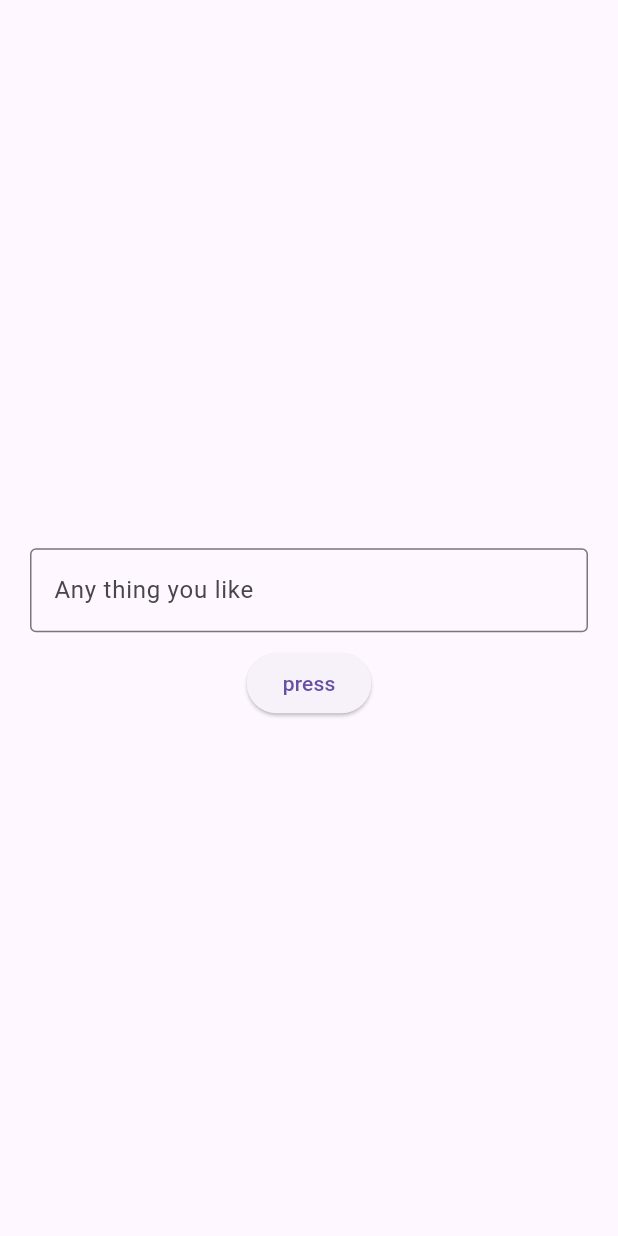
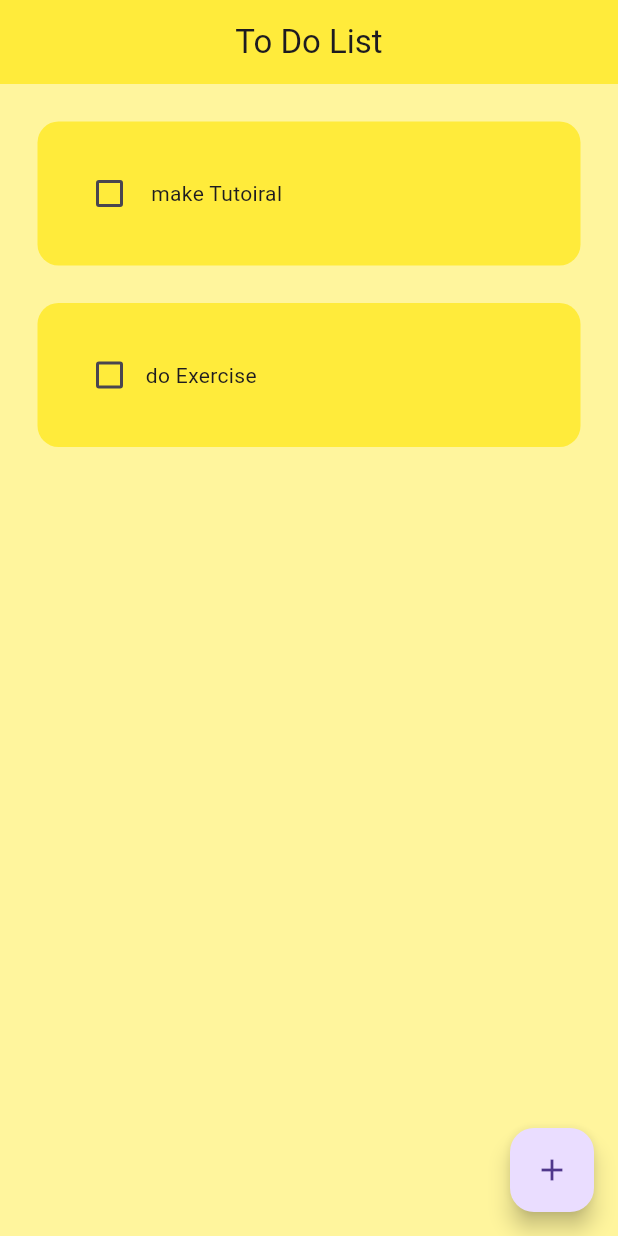
Before and after one commit to sabin79/UI-ecommerce, a Flutter app: the screen it shows after launch, on a phone screen of 412 x 824 dp. Run offline on Flutter 3.47's test engine with Material 3 defaults, Android fonts, the phone set to English and light mode, and no system bars; drawn by our look-alikes of flutter_slidable; our stand-ins replace hive_flutter; accounts and stored records are empty.

Commit message:
todolist

```diff
--- /dev/null
+++ b/lib/data/database.dart
@@ -0,0 +1,26 @@
+import 'package:hive_flutter/hive_flutter.dart';
+
+class ToDoDataBase {
+  List ToDoList = [];
+
+  // refrence  our box
+
+  final _myBox = Hive.box("myBox");
+  // run this method if this is the first time very opening this app
+  void createInitialData() {
+    ToDoList = [
+      [" make Tutoiral", false],
+      ["do Exercise", false],
+    ];
+  }
+
+  // load the data from the database
+  void LoadData() {
+    ToDoList = _myBox.get("TODOLIST");
+  }
+
+  // update the database
+  void updateDataBae() {
+    _myBox.put("TODOLIST", ToDoList);
+  }
+}
--- a/lib/main.dart
+++ b/lib/main.dart
@@ -1,17 +1,23 @@
 import 'package:flutter/material.dart';
+import 'package:hive_flutter/hive_flutter.dart';
+import 'pages/todopage.dart';
 
-import 'todopage.dart';
+void main() async {
+  await Hive.initFlutter();
 
-void main() {
-  runApp(MyApp());
+  // open box
+  var box = await Hive.openBox("mybox");
+
+  runApp(const MyApp());
 }
 
 class MyApp extends StatelessWidget {
-  MyApp({super.key});
-  String name = "Sabin  Dahal";
-  int age = 23;
-  double pi = 3.14159;
-  bool isBeginer = true;
+  const MyApp({super.key});
+
+  // String name = "Sabin  Dahal";
+  // int age = 23;
+  // double pi = 3.14159;
+  // bool isBeginer = true;
 
 /*
 Basic  Math Operators
@@ -135,7 +141,10 @@
 
   @override
   Widget build(BuildContext context) {
-    return const MaterialApp(
-        debugShowCheckedModeBanner: false, home: ToDoPage());
+    return MaterialApp(
+      debugShowCheckedModeBanner: false,
+      home: const ToDoPage(),
+      theme: ThemeData(primarySwatch: Colors.yellow),
+    );
   }
 }
--- /dev/null
+++ b/lib/pages/todopage.dart
@@ -0,0 +1,137 @@
+import 'package:flutter/material.dart';
+import 'package:hive_flutter/adapters.dart';
+import 'package:uibasic/data/database.dart';
+import 'package:uibasic/utils/dialogbox.dart';
+
+import '../utils/todolist.dart';
+
+class ToDoPage extends StatefulWidget {
+  const ToDoPage({super.key});
+
+  @override
+  State<ToDoPage> createState() => _ToDoPageState();
+}
+
+class _ToDoPageState extends State<ToDoPage> {
+  // tect editing controller to get access to what the user typed
+  // TextEditingController mycontroller = TextEditingController();
+
+  // String greetingMessage = "";
+  // //greed user method
+  // void greedUser() {
+  //   String userName = mycontroller.text;
+  //   greetingMessage = "hello,$userName";
+  // }
+
+// refrence the hive box
+  final _myBox = Hive.box("mybox");
+  ToDoDataBase db = ToDoDataBase();
+  @override
+  void initState() {
+    // if this is the 1st time ever opening this app , then create default data
+    if (_myBox.get("TODOLIST") == null) {
+      db.createInitialData();
+    } else {
+      db.LoadData();
+    }
+    super.initState();
+  }
+
+// list of todo task
+  // List todoList = [
+  //   ["make tutorial", false],
+  //   ["do tutorial", false]
+  // ];
+
+// text controller
+  final _controller = TextEditingController();
+
+  void checkBoxChanged(bool? value, int index) {
+    setState(() {
+      db.ToDoList[index][1] = !db.ToDoList[index][1];
+    });
+    db.updateDataBae();
+  }
+
+  // ssave new task
+  void saveNewTask() {
+    setState(() {
+      db.ToDoList.add([_controller.text, false]);
+      _controller.clear();
+    });
+    Navigator.of(context).pop();
+    db.updateDataBae();
+  }
+
+  // create a new task
+  void createNewTask() {
+    showDialog(
+        context: context,
+        builder: (context) {
+          return DialogBox(
+            controler: _controller,
+            onSave: saveNewTask,
+            onCancel: () => Navigator.pop(context),
+          );
+        });
+  }
+
+  void deleteTask(int index) {
+    setState(() {
+      db.ToDoList.removeAt(index);
+      db.updateDataBae();
+    });
+  }
+
+  @override
+  Widget build(BuildContext context) {
+    return Scaffold(
+      backgroundColor: Colors.yellow[200],
+      appBar: AppBar(
+        title: const Center(child: Text("To Do List")),
+        elevation: 0.0,
+        backgroundColor: Colors.yellow,
+      ),
+      floatingActionButton: FloatingActionButton(
+        onPressed: createNewTask,
+        child: const Icon(Icons.add),
+      ),
+      //    body: _textfield(),
+      body: ListView.builder(
+          itemCount: db.ToDoList.length,
+          itemBuilder: (context, index) {
+            return ToDoTile(
+              taskName: db.ToDoList[index][0],
+              taskCompleted: db.ToDoList[index][1],
+              onChanged: (value) => checkBoxChanged(value, index),
+              deleteFunction: (context) => deleteTask(index),
+            );
+          }),
+    );
+  }
+
+  // Center _textfield() {
+  //   return Center(
+  //     child: Padding(
+  //       padding: const EdgeInsets.all(20.0),
+  //       child: Column(
+  //         mainAxisAlignment: MainAxisAlignment.center,
+  //         children: [
+  //           //greet user message
+  //           Text(greetingMessage),
+  //           TextField(
+  //             controller: mycontroller,
+  //             decoration: const InputDecoration(
+  //                 hintText: "Any thing you like",
+  //                 border: OutlineInputBorder()),
+  //           ),
+  //           const SizedBox(
+  //             height: 10,
+  //           ),
+  //           ElevatedButton(onPressed: greedUser, child: const Text("press"))
+  //         ],
+  //       ),
+  //     ),
+  //   );
+  // }
+}
--- a/lib/todopage.dart
+++ /dev/null
@@ -1,48 +0,0 @@
-import 'package:flutter/material.dart';
-
-class ToDoPage extends StatefulWidget {
-  const ToDoPage({super.key});
-
-  @override
-  State<ToDoPage> createState() => _ToDoPageState();
-}
-
-class _ToDoPageState extends State<ToDoPage> {
-  // tect editing controller to get access to what the user typed
-  TextEditingController mycontroller = TextEditingController();
-
-  String greetingMessage = "";
-  //greed user method
-  void greedUser() {
-    String userName = mycontroller.text;
-    greetingMessage = "hello,$userName";
-  }
-
-  @override
-  Widget build(BuildContext context) {
-    return Scaffold(
-      body: Center(
-        child: Padding(
-          padding: const EdgeInsets.all(20.0),
-          child: Column(
-            mainAxisAlignment: MainAxisAlignment.center,
-            children: [
-              //greet user message
-              Text(greetingMessage),
-              TextField(
-                controller: mycontroller,
-                decoration: const InputDecoration(
-                    hintText: "Any thing you like",
-                    border: OutlineInputBorder()),
-              ),
-              const SizedBox(
-                height: 10,
-              ),
-              ElevatedButton(onPressed: greedUser, child: const Text("press"))
-            ],
-          ),
-        ),
-      ),
-    );
-  }
-}
--- /dev/null
+++ b/lib/utils/todolist.dart
@@ -0,0 +1,57 @@
+import 'package:flutter/material.dart';
+import 'package:flutter_slidable/flutter_slidable.dart';
+
+class ToDoTile extends StatelessWidget {
+  final String taskName;
+  final bool taskCompleted;
+  Function(bool?)? onChanged;
+  Function(BuildContext)? deleteFunction;
+  ToDoTile(
+      {Key? key,
+      required this.taskName,
+      required this.taskCompleted,
+      required this.onChanged,
+      required this.deleteFunction})
+      : super(key: key);
+
+  @override
+  Widget build(BuildContext context) {
+    return Padding(
+      padding: const EdgeInsets.only(left: 25, right: 25, top: 25),
+      child: Slidable(
+        endActionPane: ActionPane(
+          motion: const StretchMotion(),
+          children: [
+            SlidableAction(
+              onPressed: deleteFunction,
+              icon: Icons.delete,
+              backgroundColor: Colors.green.shade300,
+              borderRadius: BorderRadius.circular(14),
+            )
+          ],
+        ),
+        child: Container(
+          padding: const EdgeInsets.all(24),
+          decoration: BoxDecoration(
+              color: Colors.yellow, borderRadius: BorderRadius.circular(14)),
+          child: Row(
+            children: [
+              Checkbox(
+                value: taskCompleted,
+                onChanged: onChanged,
+                activeColor: Colors.black,
+              ),
+              Text(
+                taskName,
+                style: TextStyle(
+                    decoration: taskCompleted
+                        ? TextDecoration.lineThrough
+                        : TextDecoration.none),
+              ),
+            ],
+          ),
+        ),
+      ),
+    );
+  }
+}
```
Also changed, not shown: lib/utils/dialogbox.dart (added, +41 -0 lines), lib/utils/my_button.dart (added, +15 -0 lines), pubspec.yaml (+7 -0 lines), pubspec.lock, 1 other file.
